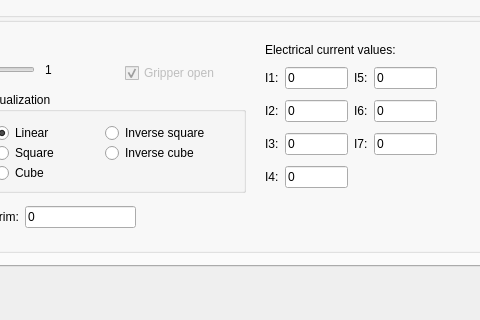
This is src/MainWindow.ui in sq8vps/haller-control as Qt 5 draws it before an edit; both pictures show x 227 to 707 and y 394 to 714 of the 1177 by 714 pixel window. The edited form follows.
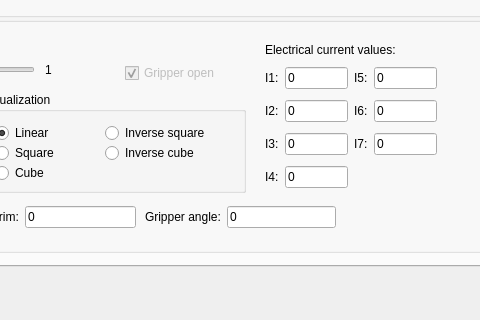
This is the edited form. Icons and pictures are not drawn.

Commit message: gripper and cmakelists for linux

The edit to the form file:
```diff
--- a/src/MainWindow.ui
+++ b/src/MainWindow.ui
@@ -749,6 +749,35 @@
         </item>
        </layout>
       </widget>
+      <widget class="QWidget" name="layoutWidget_2">
+       <property name="geometry">
+        <rect>
+         <x>370</x>
+         <y>190</y>
+         <width>191</width>
+         <height>30</height>
+        </rect>
+       </property>
+       <layout class="QHBoxLayout" name="horizontalLayout_2">
+        <item>
+         <widget class="QLabel" name="label_22">
+          <property name="text">
+           <string>Gripper angle:</string>
+          </property>
+         </widget>
+        </item>
+        <item>
+         <widget class="QLineEdit" name="leGripperAngle">
+          <property name="text">
+           <string>0</string>
+          </property>
+          <property name="readOnly">
+           <bool>true</bool>
+          </property>
+         </widget>
+        </item>
+       </layout>
+      </widget>
      </widget>
     </widget>
     <widget class="QWidget" name="logsTab">
```
The commit also changes 13 other files.
